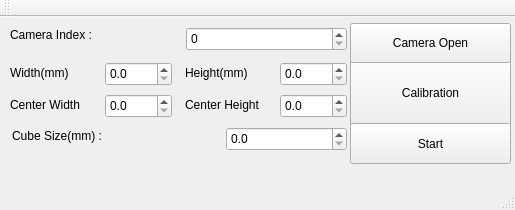
Before: the Qt Designer form src/mainwindow.ui in jaedong27/MovingTurtleOnCubes, drawn with Qt 5.
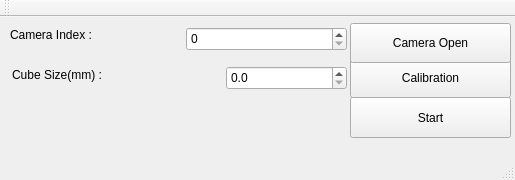
After: the same form once the commit is applied.

What changed in the file:
```diff
--- a/src/mainwindow.ui
+++ b/src/mainwindow.ui
@@ -7,7 +7,7 @@
     <x>0</x>
     <y>0</y>
     <width>515</width>
-    <height>210</height>
+    <height>180</height>
    </rect>
   </property>
   <property name="windowTitle">
@@ -20,7 +20,7 @@
       <x>350</x>
       <y>40</y>
       <width>161</width>
-      <height>71</height>
+      <height>41</height>
      </rect>
     </property>
     <property name="text">
@@ -63,139 +63,11 @@
      </rect>
     </property>
    </widget>
-   <widget class="QDoubleSpinBox" name="numWidth">
-    <property name="geometry">
-     <rect>
-      <x>105</x>
-      <y>45</y>
-      <width>67</width>
-      <height>24</height>
-     </rect>
-    </property>
-    <property name="decimals">
-     <number>1</number>
-    </property>
-    <property name="maximum">
-     <double>10000.000000000000000</double>
-    </property>
-    <property name="singleStep">
-     <double>0.100000000000000</double>
-    </property>
-   </widget>
-   <widget class="QDoubleSpinBox" name="numHeight">
-    <property name="geometry">
-     <rect>
-      <x>280</x>
-      <y>45</y>
-      <width>67</width>
-      <height>24</height>
-     </rect>
-    </property>
-    <property name="decimals">
-     <number>1</number>
-    </property>
-    <property name="maximum">
-     <double>10000.000000000000000</double>
-    </property>
-    <property name="singleStep">
-     <double>0.100000000000000</double>
-    </property>
-   </widget>
-   <widget class="QLabel" name="label_2">
-    <property name="geometry">
-     <rect>
-      <x>10</x>
-      <y>48</y>
-      <width>71</width>
-      <height>16</height>
-     </rect>
-    </property>
-    <property name="text">
-     <string>Width(mm)</string>
-    </property>
-   </widget>
-   <widget class="QLabel" name="label_3">
-    <property name="geometry">
-     <rect>
-      <x>185</x>
-      <y>48</y>
-      <width>71</width>
-      <height>16</height>
-     </rect>
-    </property>
-    <property name="text">
-     <string>Height(mm)</string>
-    </property>
-   </widget>
-   <widget class="QDoubleSpinBox" name="numCenterWidth">
-    <property name="geometry">
-     <rect>
-      <x>105</x>
-      <y>77</y>
-      <width>67</width>
-      <height>24</height>
-     </rect>
-    </property>
-    <property name="decimals">
-     <number>1</number>
-    </property>
-    <property name="maximum">
-     <double>10000.000000000000000</double>
-    </property>
-    <property name="singleStep">
-     <double>0.100000000000000</double>
-    </property>
-   </widget>
-   <widget class="QLabel" name="label_4">
-    <property name="geometry">
-     <rect>
-      <x>10</x>
-      <y>80</y>
-      <width>81</width>
-      <height>16</height>
-     </rect>
-    </property>
-    <property name="text">
-     <string>Center Width</string>
-    </property>
-   </widget>
-   <widget class="QDoubleSpinBox" name="numCenterHeight">
-    <property name="geometry">
-     <rect>
-      <x>280</x>
-      <y>77</y>
-      <width>67</width>
-      <height>24</height>
-     </rect>
-    </property>
-    <property name="decimals">
-     <number>1</number>
-    </property>
-    <property name="maximum">
-     <double>10000.000000000000000</double>
-    </property>
-    <property name="singleStep">
-     <double>0.100000000000000</double>
-    </property>
-   </widget>
-   <widget class="QLabel" name="label_5">
-    <property name="geometry">
-     <rect>
-      <x>185</x>
-      <y>80</y>
-      <width>91</width>
-      <height>16</height>
-     </rect>
-    </property>
-    <property name="text">
-     <string>Center Height</string>
-    </property>
-   </widget>
    <widget class="QDoubleSpinBox" name="numCubeSize">
     <property name="geometry">
      <rect>
       <x>226</x>
-      <y>110</y>
+      <y>49</y>
       <width>121</width>
       <height>24</height>
      </rect>
@@ -214,7 +86,7 @@
     <property name="geometry">
      <rect>
       <x>12</x>
-      <y>111</y>
+      <y>50</y>
       <width>101</width>
       <height>16</height>
      </rect>
@@ -227,7 +99,7 @@
     <property name="geometry">
      <rect>
       <x>350</x>
-      <y>106</y>
+      <y>80</y>
       <width>161</width>
       <height>41</height>
      </rect>
```
